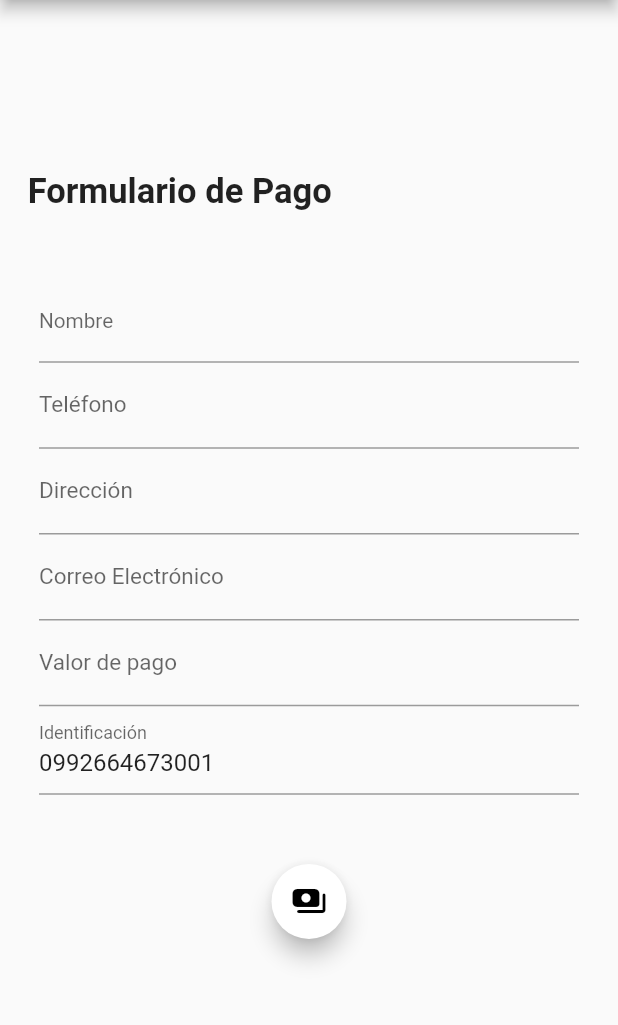
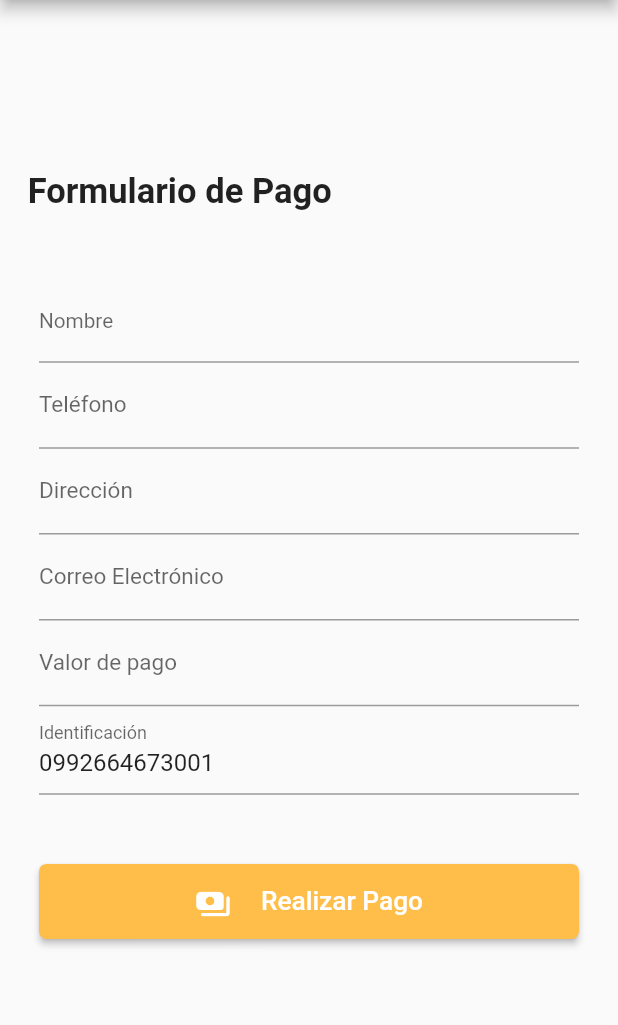
Before and after one commit to Dustinouwu/PruebaTecnicaPagosPlux, a Flutter app: the PayboxDemoPage screen opened directly with empty values, on a phone screen of 412 x 824 dp, the part 84-1109 px from its top. Run offline on Flutter 3.47's test engine with Material 3 defaults, Android fonts, the phone set to English and light mode, and no system bars; our stand-ins replace flutter_svg, modal_bottom_sheet; missing offline and left inert: flutter_webview_plugin.

Commit message:
Refactor login and payment forms

```diff
--- a/lib/src/widgets/pay_form.dart
+++ b/lib/src/widgets/pay_form.dart
@@ -122,8 +122,16 @@ class _PayFormState extends State<PayForm> {
             SizedBox(
                 width: double.infinity,
                 height: 50,
-                child: FloatingActionButton(
-                  child: const Icon(Icons.payments_rounded),
+                child: ElevatedButton(
+                  style: ElevatedButton.styleFrom(
+                    backgroundColor: const Color.fromRGBO(255, 189, 73, 1),
+                    shape: RoundedRectangleBorder(
+                      borderRadius: BorderRadius.circular(5),
+                    ),
+
+                    padding: const EdgeInsets.symmetric(
+                        horizontal: 30, vertical: 15),
+                  ),
                   onPressed: () {
                     if (_formKey.currentState!.validate()) {
                       openPpx();
@@ -139,6 +147,15 @@ class _PayFormState extends State<PayForm> {
                       );
                     }
                   },
+                  child: Row(
+                    mainAxisAlignment: MainAxisAlignment.center,
+                    children: [
+                      const Icon(Icons.payments_rounded, color: Colors.white),
+                      const SizedBox(width: 20),
+                      Text('Realizar Pago',
+                          style: TextStyle(fontSize: responsive.dp(1.9), color: Colors.white)),
+                    ],
+                  ),
                 )),
             SizedBox(height: responsive.dp(3)),
           ],
@@ -147,6 +164,24 @@ class _PayFormState extends State<PayForm> {
     );
   }
 
+/* FloatingActionButton(
+                child: const Icon(Icons.payments_rounded),
+                onPressed: () {
+                  if (_formKey.currentState!.validate()) {
+                    openPpx();
+                    showMaterialModalBottomSheet(
+                      context: context,
+                      useRootNavigator: true,
+                      elevation: 5,
+                      expand: true,
+                      builder: (context) => ModalPagoPluxView(
+                        pagoPluxModel: _paymentModelExample!,
+                        onClose: obtenerDatos,
+                      ),
+                    );
+                  }
+                },
+              ), */
   /*
    * Se encarga de iniciar los datos para el proceso de pago
    */
```
Also changed, not shown: lib/src/widgets/login_form.dart (+10 -2 lines).
